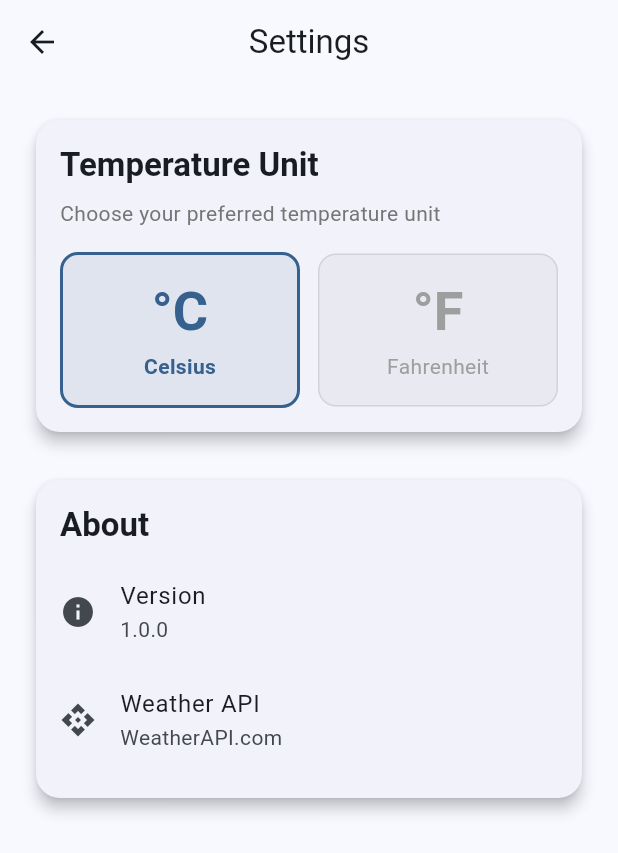
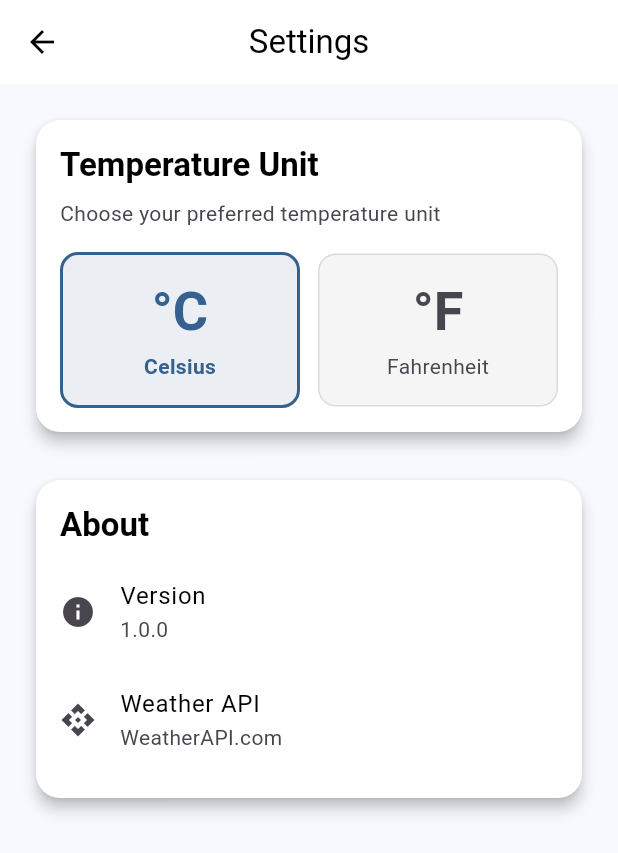
Before and after one commit to chintan992/atoms, a Flutter app: the screen it shows after launch, after a tap on the "settings" icon, on a phone screen of 412 x 824 dp. Shown: the top 853 px of the screen. Run offline on Flutter 3.47's test engine with Material 3 defaults, Android fonts, the phone set to English and light mode, and no system bars; our stand-ins replace dio, equatable, flutter_dotenv, geolocator, shared_preferences.

Commit message:
Refactor UI components for improved theme consistency and readability

```diff
--- a/lib/main.dart
+++ b/lib/main.dart
@@ -26,7 +26,9 @@ void main() async {
 }
 
 void _setupWidgetMethodChannel() {
-  const MethodChannel channel = MethodChannel('com.example.atmos/weather_widget');
+  const MethodChannel channel = MethodChannel(
+    'com.example.atmos/weather_widget',
+  );
 
   channel.setMethodCallHandler((MethodCall call) async {
     switch (call.method) {
@@ -141,14 +143,25 @@ class AtmosWeatherApp extends StatelessWidget {
         title: AppConfig.appName,
         debugShowCheckedModeBanner: false,
         theme: ThemeData(
-          colorScheme: ColorScheme.fromSeed(
-            seedColor: Colors.blue,
-            brightness: Brightness.light,
-          ),
           useMaterial3: true,
+          colorScheme:
+              ColorScheme.fromSeed(
+                seedColor: Colors.blue,
+                brightness: Brightness.light,
+              ).copyWith(
+                onSurface: const Color(0xFF000000), // High contrast text
+                onSurfaceVariant: const Color(
+                  0xFF49454F,
+                ), // Better contrast for secondary text
+                outline: const Color(
+                  0xFF79747E,
+                ), // Better contrast for outlines
+              ),
           appBarTheme: const AppBarTheme(
             elevation: 0,
             centerTitle: true,
+            foregroundColor: Color(0xFF000000), // Ensure title is high contrast
+            backgroundColor: Color(0xFFFFFFFF), // Explicit white background
           ),
           cardTheme: CardThemeData(
             elevation: 4,
@@ -156,17 +169,37 @@ class AtmosWeatherApp extends StatelessWidget {
             shape: RoundedRectangleBorder(
               borderRadius: BorderRadius.circular(16),
             ),
+            color: const Color(0xFFFFFFFF), // Explicit white background
+          ),
+          textTheme: ThemeData().textTheme.apply(
+            bodyColor: const Color(0xFF000000),
+            displayColor: const Color(0xFF000000),
           ),
         ),
         darkTheme: ThemeData(
-          colorScheme: ColorScheme.fromSeed(
-            seedColor: Colors.blue,
-            brightness: Brightness.dark,
-          ),
           useMaterial3: true,
+          colorScheme:
+              ColorScheme.fromSeed(
+                seedColor: Colors.blue,
+                brightness: Brightness.dark,
+              ).copyWith(
+                onSurface: const Color(
+                  0xFFFFFFFF,
+                ), // High contrast text for dark theme
+                onSurfaceVariant: const Color(
+                  0xFFCAC4D0,
+                ), // Better contrast for secondary text in dark theme
+                outline: const Color(
+                  0xFF938F99,
+                ), // Better contrast for outlines in dark theme
+              ),
           appBarTheme: const AppBarTheme(
             elevation: 0,
             centerTitle: true,
+            foregroundColor: Color(
+              0xFFFFFFFF,
+            ), // Ensure title is high contrast in dark theme
+            backgroundColor: Color(0xFF1C1B1F), // Explicit dark background
           ),
           cardTheme: CardThemeData(
             elevation: 4,
@@ -174,6 +207,13 @@ class AtmosWeatherApp extends StatelessWidget {
             shape: RoundedRectangleBorder(
               borderRadius: BorderRadius.circular(16),
             ),
+            color: const Color(
+              0xFF1C1B1F,
+            ), // Explicit dark background for cards
+          ),
+          textTheme: ThemeData(brightness: Brightness.dark).textTheme.apply(
+            bodyColor: const Color(0xFFFFFFFF),
+            displayColor: const Color(0xFFFFFFFF),
           ),
         ),
         themeMode: _getThemeMode(AppConfig.themeMode),
--- a/lib/ui/screens/settings_screen.dart
+++ b/lib/ui/screens/settings_screen.dart
@@ -19,9 +19,7 @@ class SettingsScreen extends StatelessWidget {
       body: Consumer<SettingsProvider>(
         builder: (context, settingsProvider, child) {
           if (settingsProvider.isLoading) {
-            return const Center(
-              child: CircularProgressIndicator(),
-            );
+            return const Center(child: CircularProgressIndicator());
           }
 
           return ListView(
@@ -44,7 +42,7 @@ class SettingsScreen extends StatelessWidget {
                       Text(
                         'Choose your preferred temperature unit',
                         style: Theme.of(context).textTheme.bodyMedium?.copyWith(
-                          color: Colors.grey[600],
+                          color: Theme.of(context).colorScheme.onSurfaceVariant,
                         ),
                       ),
                       const SizedBox(height: 16),
@@ -56,8 +54,11 @@ class SettingsScreen extends StatelessWidget {
                               'Celsius',
                               '°C',
                               TemperatureUnit.celsius,
-                              settingsProvider.temperatureUnit == TemperatureUnit.celsius,
-                              () => settingsProvider.setTemperatureUnit(TemperatureUnit.celsius),
+                              settingsProvider.temperatureUnit ==
+                                  TemperatureUnit.celsius,
+                              () => settingsProvider.setTemperatureUnit(
+                                TemperatureUnit.celsius,
+                              ),
                             ),
                           ),
                           const SizedBox(width: 12),
@@ -67,8 +68,11 @@ class SettingsScreen extends StatelessWidget {
                               'Fahrenheit',
                               '°F',
                               TemperatureUnit.fahrenheit,
-                              settingsProvider.temperatureUnit == TemperatureUnit.fahrenheit,
-                              () => settingsProvider.setTemperatureUnit(TemperatureUnit.fahrenheit),
+                              settingsProvider.temperatureUnit ==
+                                  TemperatureUnit.fahrenheit,
+                              () => settingsProvider.setTemperatureUnit(
+                                TemperatureUnit.fahrenheit,
+                              ),
                             ),
                           ),
                         ],
@@ -147,8 +151,8 @@ class SettingsScreen extends StatelessWidget {
               symbol,
               style: Theme.of(context).textTheme.displaySmall?.copyWith(
                 color: isSelected
-                    ? Theme.of(context).primaryColor
-                    : Colors.grey,
+                    ? Theme.of(context).colorScheme.primary
+                    : Theme.of(context).colorScheme.onSurfaceVariant,
                 fontWeight: FontWeight.bold,
               ),
             ),
@@ -157,8 +161,8 @@ class SettingsScreen extends StatelessWidget {
               title,
               style: Theme.of(context).textTheme.bodyMedium?.copyWith(
                 color: isSelected
-                    ? Theme.of(context).primaryColor
-                    : Colors.grey,
+                    ? Theme.of(context).colorScheme.primary
+                    : Theme.of(context).colorScheme.onSurfaceVariant,
                 fontWeight: isSelected ? FontWeight.bold : FontWeight.normal,
               ),
             ),
--- a/lib/ui/widgets/error_widget.dart
+++ b/lib/ui/widgets/error_widget.dart
@@ -26,16 +26,16 @@ class ErrorWidgetDisplay extends StatelessWidget {
             const SizedBox(height: 16),
             Text(
               'Oops! Something went wrong',
-              style: Theme.of(context).textTheme.headlineSmall?.copyWith(
-                fontWeight: FontWeight.bold,
-              ),
+              style: Theme.of(
+                context,
+              ).textTheme.headlineSmall?.copyWith(fontWeight: FontWeight.bold),
               textAlign: TextAlign.center,
             ),
             const SizedBox(height: 8),
             Text(
               errorMessage,
               style: Theme.of(context).textTheme.bodyMedium?.copyWith(
-                color: Colors.grey[600],
+                color: Theme.of(context).colorScheme.onSurfaceVariant,
               ),
               textAlign: TextAlign.center,
             ),
--- a/lib/ui/widgets/loading_widget.dart
+++ b/lib/ui/widgets/loading_widget.dart
@@ -5,17 +5,17 @@ class LoadingWidget extends StatelessWidget {
 
   @override
   Widget build(BuildContext context) {
-    return const Center(
+    return Center(
       child: Column(
         mainAxisAlignment: MainAxisAlignment.center,
         children: [
-          CircularProgressIndicator(),
-          SizedBox(height: 16),
+          const CircularProgressIndicator(),
+          const SizedBox(height: 16),
           Text(
             'Loading weather data...',
             style: TextStyle(
               fontSize: 16,
-              color: Colors.grey,
+              color: Theme.of(context).colorScheme.onSurfaceVariant,
             ),
           ),
         ],
```
Also changed, not shown: lib/ui/screens/search_screen.dart (+6 -4 lines), lib/ui/widgets/current_weather_card.dart (+28 -19 lines), lib/ui/widgets/weather_details.dart (+15 -17 lines).
